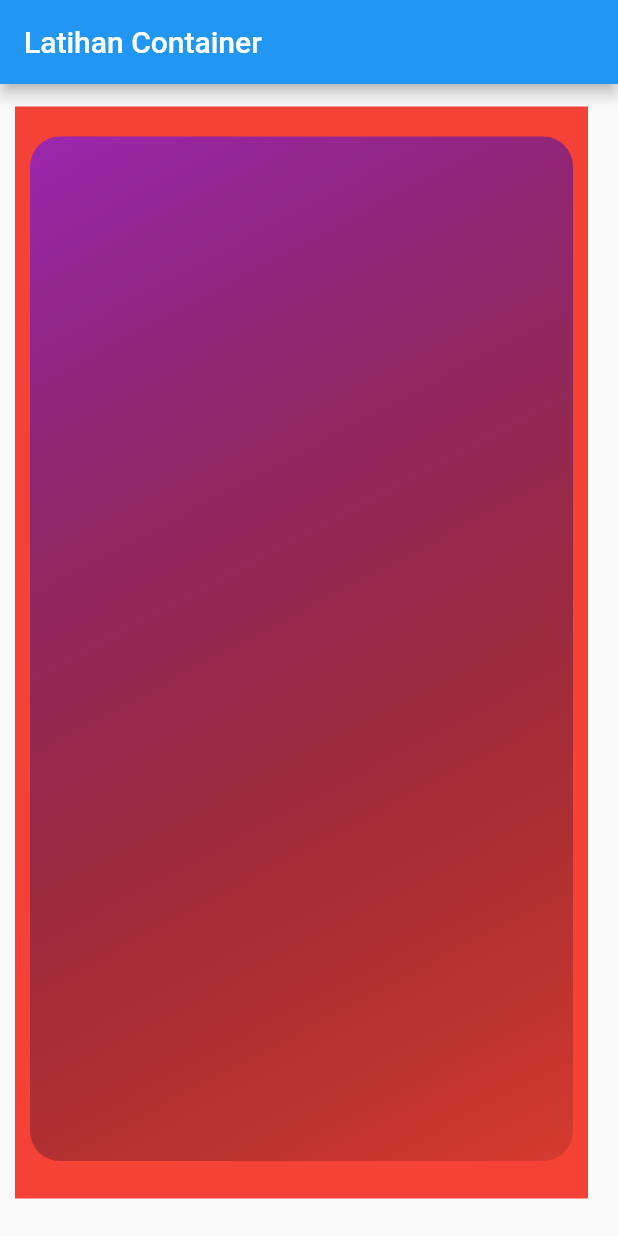
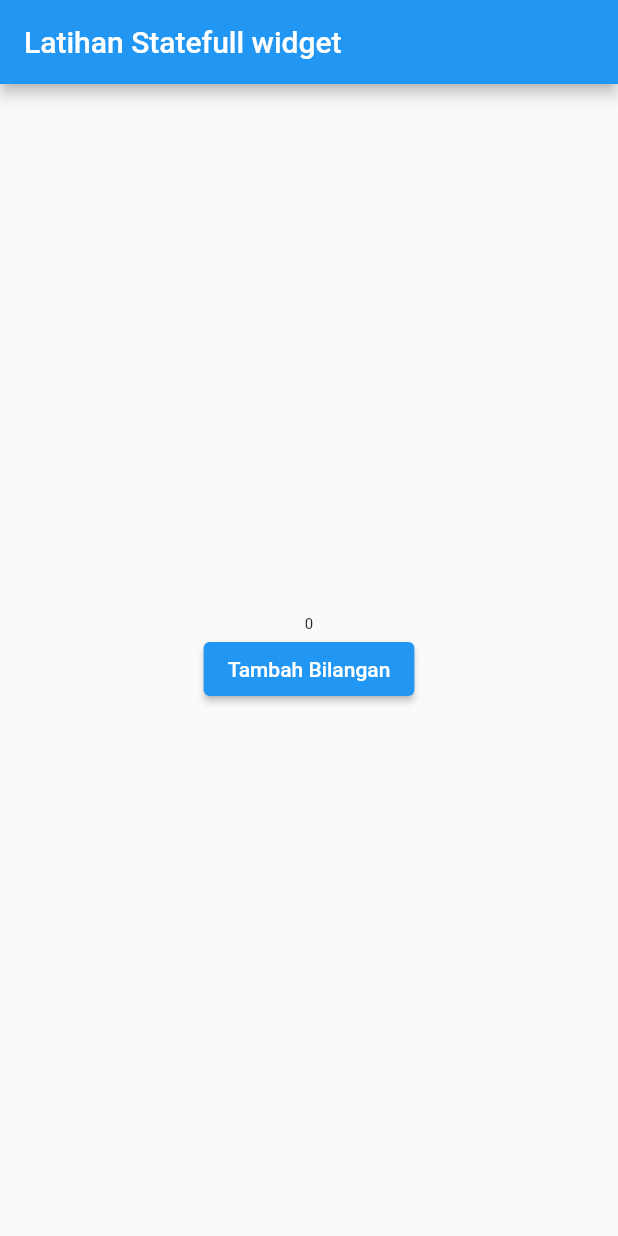
Before and after one commit to dadahtaufikpermana/latihan_flutter_erico, a Flutter app: the screen it shows after launch, on a phone screen of 412 x 824 dp. Run offline on Flutter 3.47's test engine with Material 2 defaults, Android fonts, the phone set to English and light mode, and no system bars.

Commit message:
fix: fx add stateless and statefull widget. video_10

```diff
--- a/lib/main.dart
+++ b/lib/main.dart
@@ -1,37 +1,44 @@
 import 'package:flutter/material.dart';
 
 void main() {
-  runApp(myApp());
+  runApp(MyApp());
 }
 
-class myApp extends StatelessWidget {
-  const myApp({Key? key}) : super(key: key);
+class MyApp extends StatefulWidget {
+  const MyApp({Key? key}) : super(key: key);
+
+  @override
+  State<MyApp> createState() => _MyAppState();
+}
+
+class _MyAppState extends State<MyApp> {
+  void tekanTombol() {
+    setState(() {
+      number = number + 1;
+    });
+  }
+  int number = 0;
 
   @override
   Widget build(BuildContext context) {
     return MaterialApp(
       home: Scaffold(
         appBar: AppBar(
-          title: Text("Latihan Container"),
+          title: Text("Latihan Statefull widget"),
         ),
-        body: Container(
-          margin: EdgeInsets.fromLTRB(10, 15, 20, 25),
-          padding: EdgeInsets.only(top: 10, bottom: 15),
-          color: Colors.red,
-          child: Container(
-              margin: EdgeInsets.all(10),
-            decoration: BoxDecoration(
-              borderRadius: BorderRadius.circular(20),
-              gradient: LinearGradient(
-                  begin: Alignment.topLeft,
-              end: Alignment.bottomRight,
-              colors: <Color>[
-                Colors.purple,
-                Colors.black12
-              ])
-            ),
+        body: Center(
+          child: Column(
+            mainAxisAlignment: MainAxisAlignment.center,
+            children: <Widget>[
+              Text(number.toString(), style: TextStyle(fontSize: 10 + number.toDouble()),),
+              ElevatedButton(
+                child: Text("Tambah Bilangan"),
+                onPressed: tekanTombol,
+              )
+            ],
+          ),
         ),
       ),
-    ),);
+    );
   }
 }
```
